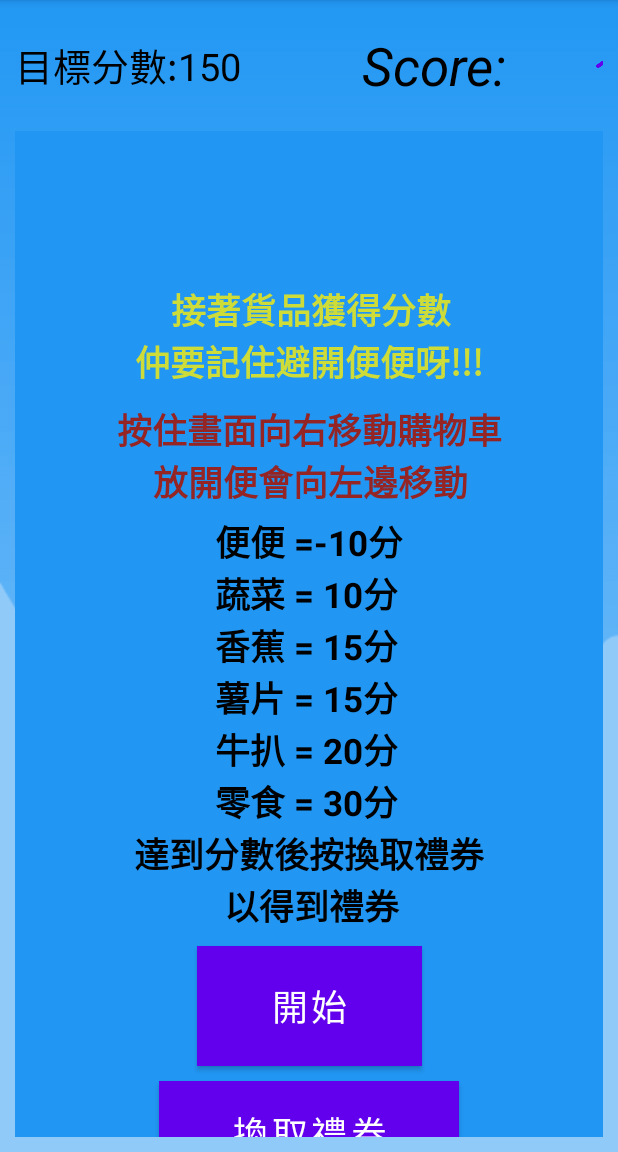
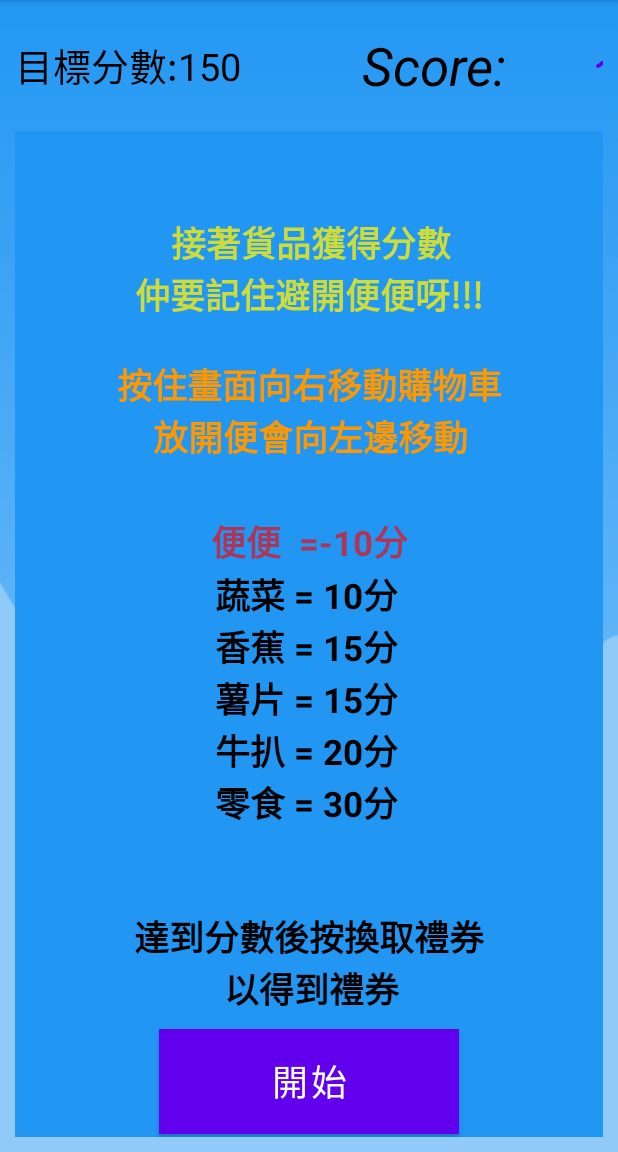
Before and after one commit to hercules2123/SEHH3140, an Android app: the screen it shows after launch (MainActivity), on a phone screen of 412 x 824 dp, the part 84-1236 px from its top. Run offline under Robolectric (Android 15) with nearby library versions, the phone set to English and light mode, and no system bars.

Commit message:
gameUpdate12

```diff
--- a/app/src/main/res/layout/activity_main.xml
+++ b/app/src/main/res/layout/activity_main.xml
@@ -150,25 +150,36 @@
                     android:layout_height="wrap_content"
                     android:text="按住畫面向右移動購物車\n    放開便會向左邊移動"
                     android:textSize="23sp"
-                    android:layout_marginTop="5dp"
+                    android:layout_marginTop="20dp"
                     android:layout_gravity="center"
                     android:layout_marginBottom="5dp"
-                    android:textColor="#952424"
-                    android:textStyle="bold"/>
+                    android:textColor="#FF9800"
+                    android:textStyle="bold"
+                    />
                 <TextView
                     android:layout_width="wrap_content"
                     android:layout_height="wrap_content"
-                    android:text="         便便 =-10分\n         蔬菜 = 10分\n         香蕉 = 15分\n         薯片 = 15分\n         牛扒 = 20分\n         零食 = 30分\n達到分數後按換取禮券\n          以得到禮券"
+                    android:text="便便  =-10分"
+                    android:layout_gravity="center"
+                    android:textSize="23sp"
+                    android:textColor="#A4FF0000"
+                    android:textStyle="bold"
+                    android:layout_marginTop="30dp"/>
+                <TextView
+                    android:layout_width="wrap_content"
+                    android:layout_height="wrap_content"
+                    android:text="         蔬菜 = 10分\n         香蕉 = 15分\n         薯片 = 15分\n         牛扒 = 20分\n         零食 = 30分\n\n\n達到分數後按換取禮券\n          以得到禮券"
                     android:id="@+id/highScoreLabel"
                     android:layout_gravity="center"
                     android:textSize="23sp"
                     android:textColor="#000"
-                    android:textStyle="bold"/>
+                    android:textStyle="bold"
+                    />
 
                 <Button
                     android:id="@+id/startGame"
-                    android:layout_width="150dp"
-                    android:layout_height="80dp"
+                    android:layout_width="200dp"
+                    android:layout_height="70dp"
                     android:layout_gravity="center"
                     android:layout_marginTop="10dp"
                     android:background="#00FF0A"
```
